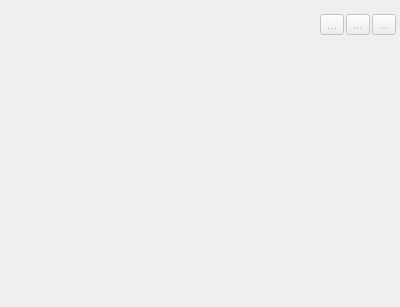
bort-four/StudentHelperClient, file filebrowserwidget.ui: the form before one commit.
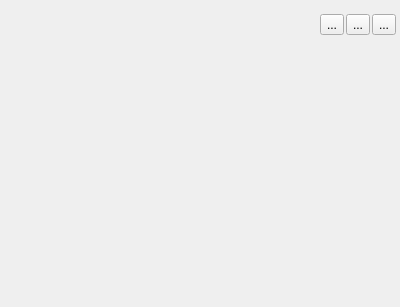
The form after the commit. Icons and pictures are not drawn.

The edit to the form file:
```diff
--- a/filebrowserwidget.ui
+++ b/filebrowserwidget.ui
@@ -97,9 +97,6 @@
          </property>
          <item>
           <widget class="QToolButton" name="addFileButton">
-           <property name="enabled">
-            <bool>false</bool>
-           </property>
            <property name="toolTip">
             <string>Добавить известный файл</string>
            </property>
@@ -114,9 +111,6 @@
          </item>
          <item>
           <widget class="QToolButton" name="addNewFileButton">
-           <property name="enabled">
-            <bool>false</bool>
-           </property>
            <property name="toolTip">
             <string>Добавить новый файл</string>
            </property>
@@ -131,9 +125,6 @@
          </item>
          <item>
           <widget class="QToolButton" name="addFolderButton">
-           <property name="enabled">
-            <bool>false</bool>
-           </property>
            <property name="toolTip">
             <string>Добавить папку</string>
            </property>
```
